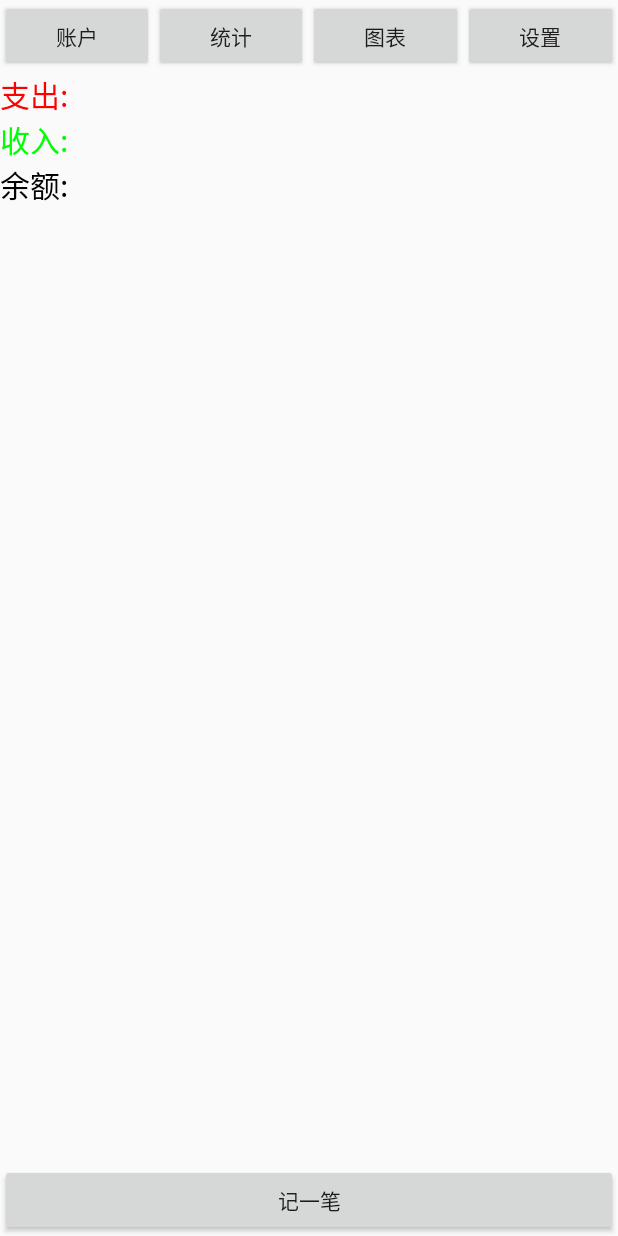
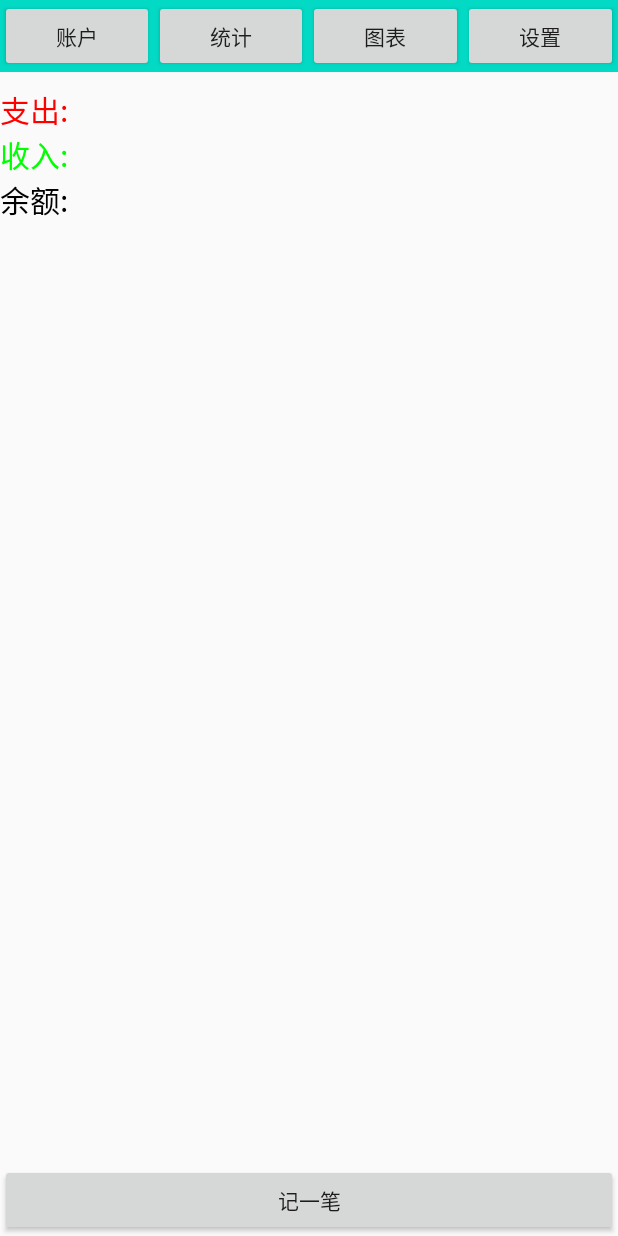
Before and after one commit to qzlong/AccountBook, an Android app: the layout activity_main.xml on its own in the app's theme, with its tools: preview values and no code run, on a phone screen of 412 x 824 dp. Run offline under Robolectric (Android 15) with nearby library versions, the phone set to English and light mode, and no system bars.

Commit message:
V0.2:完善了主页面元素

```diff
--- a/app/src/main/java/com/example/accountbook/MainActivity.java
+++ b/app/src/main/java/com/example/accountbook/MainActivity.java
@@ -1,5 +1,6 @@
 package com.example.accountbook;
 
+import androidx.appcompat.app.ActionBar;
 import androidx.appcompat.app.AppCompatActivity;
 
 import android.content.Intent;
@@ -20,6 +21,10 @@ public class MainActivity extends AppCompatActivity implements View.OnClickListe
     protected void onCreate(Bundle savedInstanceState) {
         super.onCreate(savedInstanceState);
         setContentView(R.layout.activity_main);
+        ActionBar actionbar = getSupportActionBar();
+        if(actionbar!=null){
+            actionbar.hide();
+        }
         initView();
         setButtonListener();
         //ListView
--- a/app/src/main/res/layout/activity_main.xml
+++ b/app/src/main/res/layout/activity_main.xml
@@ -4,55 +4,23 @@
     xmlns:tools="http://schemas.android.com/tools"
     android:layout_width="match_parent"
     android:layout_height="match_parent"
-    tools:context=".MainActivity">
+    tools:context=".MainActivity"
+    >
 
-    <LinearLayout
-        android:id="@+id/btns"
-        android:layout_width="match_parent"
-        android:layout_height="wrap_content"
-        android:orientation="horizontal"
-        android:layout_alignParentTop="true"
-        >
+    <include layout="@layout/activity_main_title"
+        android:id="@+id/activity_main_title"/>
 
-        <Button
-            android:id="@+id/btn_select_account"
-            android:text="账户"
-            android:layout_weight="1"
-            android:layout_width="wrap_content"
-            android:layout_height="wrap_content"
-            />
-        <Button
-
-            android:id="@+id/btn_institute"
-            android:text="统计"
-            android:layout_weight="1"
-            android:layout_width="wrap_content"
-            android:layout_height="wrap_content"
-            />
-        <Button
-            android:id="@+id/btn_graph_analysis"
-            android:text="图表"
-            android:layout_weight="1"
-            android:layout_width="wrap_content"
-            android:layout_height="wrap_content"
-            />
-        <Button
-            android:id="@+id/btn_setting"
-            android:text="设置"
-            android:layout_weight="1"
-            android:layout_width="wrap_content"
-            android:layout_height="wrap_content"
-            />
-    </LinearLayout>
     <LinearLayout
         android:layout_width="match_parent"
         android:layout_height="wrap_content"
-        android:layout_below="@id/btns"
+        android:layout_below="@id/activity_main_title"
         android:id="@+id/institute"
         android:orientation="vertical"
         android:layout_marginBottom="10sp"
+        android:layout_marginTop="10sp"
         >
         <TextView
+            android:id="@+id/txt_paid"
             android:layout_width="match_parent"
             android:layout_height="wrap_content"
             android:text="支出:"
@@ -60,6 +28,7 @@
             android:textColor="#ff0000"
             />
         <TextView
+            android:id="@+id/txt_income"
             android:layout_width="match_parent"
             android:layout_height="wrap_content"
             android:text="收入:"
@@ -67,6 +36,7 @@
             android:textSize="20sp"
             />
         <TextView
+            android:id="@+id/txt_change"
             android:layout_width="match_parent"
             android:layout_height="wrap_content"
             android:text="余额:"
@@ -74,6 +44,7 @@
             android:textColor="#000000"
             />
     </LinearLayout>
+
     <ListView
         android:layout_below="@id/institute"
         android:layout_width="match_parent"
--- /dev/null
+++ b/app/src/main/res/layout/activity_main_title.xml
@@ -0,0 +1,37 @@
+<?xml version="1.0" encoding="utf-8"?>
+<LinearLayout
+    xmlns:android="http://schemas.android.com/apk/res/android"
+    android:layout_width="match_parent"
+    android:layout_height="wrap_content"
+    android:background="@color/colorAccent">
+    <Button
+        android:id="@+id/btn_select_account"
+        android:text="账户"
+        android:layout_weight="1"
+        android:layout_width="wrap_content"
+        android:layout_height="wrap_content"
+        />
+    <Button
+
+        android:id="@+id/btn_institute"
+        android:text="统计"
+        android:layout_weight="1"
+        android:layout_width="wrap_content"
+        android:layout_height="wrap_content"
+        />
+    <Button
+        android:id="@+id/btn_graph_analysis"
+        android:text="图表"
+        android:layout_weight="1"
+        android:layout_width="wrap_content"
+        android:layout_height="wrap_content"
+        />
+    <Button
+        android:id="@+id/btn_setting"
+        android:text="设置"
+        android:layout_weight="1"
+        android:layout_width="wrap_content"
+        android:layout_height="wrap_content"
+        />
+
+</LinearLayout>
```
